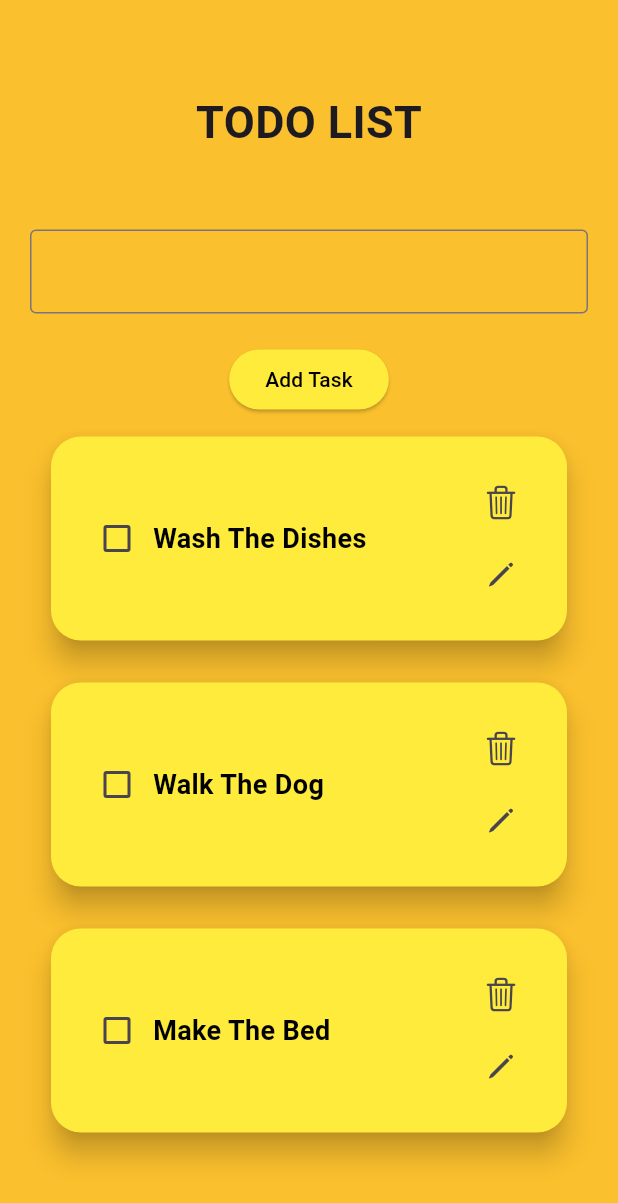
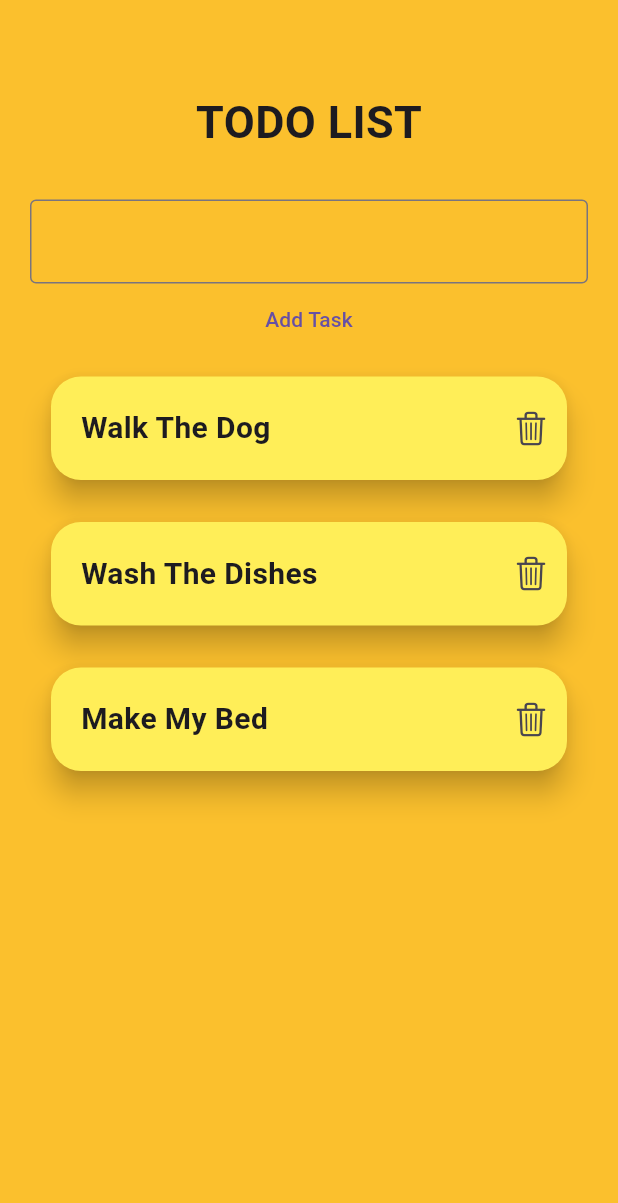
Before and after one commit to YOU-CANT-GUARD-ME/Flutter-Study, a Flutter app: the Settingspage screen opened directly, on a phone screen of 412 x 824 dp. Shown: the top 1203 px of the screen. Run offline on Flutter 3.47's test engine with Material 3 defaults, Android fonts, the phone set to English and light mode, and no system bars.

Commit message:
working on better todo app

```diff
--- a/lib/main.dart
+++ b/lib/main.dart
@@ -10,6 +10,10 @@ class MyApp extends StatelessWidget {
 
   @override
   Widget build(BuildContext context) {
-    return MaterialApp(home: Homepage());
+    return MaterialApp(
+      debugShowCheckedModeBanner: false,
+      home: Homepage(),
+      theme: ThemeData(primarySwatch: Colors.yellow),
+    );
   }
 }
--- a/lib/pages/settingspage.dart
+++ b/lib/pages/settingspage.dart
@@ -1,6 +1,8 @@
 import 'package:flutter/cupertino.dart';
 import 'package:flutter/material.dart';
-import 'package:study4/models/todo.dart';
+
+
+
 
 class Settingspage extends StatefulWidget {
   const Settingspage({super.key});
@@ -11,11 +13,10 @@ class Settingspage extends StatefulWidget {
 
 class _SettingspageState extends State<Settingspage> {
   TextEditingController todoController = TextEditingController();
-  int? editingIndex;
-  List<Todo> todos = [
-    Todo(title:  "Wash The Dishes"),
-    Todo(title: "Walk The Dog"),
-    Todo(title: "Make The Bed"),
+  List<String> todos = [
+    "Walk The Dog",
+    "Wash The Dishes",
+    "Make My Bed",
   ];
 
   @override
@@ -32,15 +33,17 @@ class _SettingspageState extends State<Settingspage> {
         padding: EdgeInsetsGeometry.only(top: 60),
         child: Column(
           children: [
-            Text(
+            Center(
+              child: Text(
                 "TODO LIST",
                 style: TextStyle(
-                fontSize: 30,
-                fontWeight: FontWeight.bold
+                  fontSize:  30,
+                  fontWeight: FontWeight.bold,
+                ),
               ),
             ),
 
-            SizedBox(height: 50),
+            SizedBox(height: 30),
 
             Padding(
               padding: EdgeInsetsGeometry.symmetric(
@@ -50,41 +53,20 @@ class _SettingspageState extends State<Settingspage> {
               child: TextField(
                 controller: todoController,
                 decoration: InputDecoration(
-                  border: OutlineInputBorder(
-                    borderSide: BorderSide(
-                      color: Colors.yellow,
-                      width: 2,
-                    )
-                  ),
-                  focusedBorder: OutlineInputBorder(
-                    borderSide: BorderSide(
-                      color: Colors.yellow[800]!,
-                      width: 2,
-                    )
-                  )
+                  border: OutlineInputBorder(),
                 ),
               ),
             ),
 
-            SizedBox(height: 20),
-
-            ElevatedButton(
+            TextButton(
               onPressed: () {
                 if (todoController.text.trim().isNotEmpty) {
                   setState(() {
-                    todos.add(
-                      Todo(
-                        title: todoController.text.trim(),
-                      ),
-                    );
+                    todos.add(todoController.text.trim());
+                    todoController.clear();
                   });
                 }
-                todoController.clear();
               },
-              style: ElevatedButton.styleFrom(
-                backgroundColor: Colors.yellow,
-                foregroundColor: Colors.black,
-              ),
               child: Text("Add Task"),
             ),
 
@@ -98,48 +80,26 @@ class _SettingspageState extends State<Settingspage> {
                       vertical: 10,
                     ),
                     child: Card(
-                      color: Colors.yellow,
+                      color: Colors.yellow[400],
                       elevation: 8,
                       shape: RoundedRectangleBorder(
                         borderRadius: BorderRadiusGeometry.circular(20),
                       ),
+                      child: Row(
+                        children: [
+                          Expanded(
                             child: Padding(
                               padding: EdgeInsetsGeometry.all(20),
-                        child: Row(
-                          children: [
-                            Checkbox(
-                              value: todos[index].isCompleted,
-                              onChanged: (value) {
-                                setState(() {
-                                  todos[index].isCompleted = value!;
-                                });
-                              },
-                              fillColor: WidgetStateProperty.resolveWith<Color>((states) {
-                                if (states.contains(WidgetState.selected)) {
-                                  return Colors.yellow[700]!;
-                                }
-                                return Colors.yellow;
-                              }),
+                              child: Text(
+                                todos[index],
+                                style: TextStyle(
+                                  fontSize: 20,
+                                  fontWeight: FontWeight.bold,
                                 ),
-
-                            Expanded(
-                              child: Text(
-                                todos[index].title,
-                                style: TextStyle(
-                                  fontSize: 18,
-                                  fontWeight: FontWeight.bold,
-                                  color: todos[index].isCompleted
-                                        ? Colors.grey
-                                        : Colors.black,
-                                  decoration: todos[index].isCompleted
-                                      ? TextDecoration.lineThrough
-                                      : TextDecoration.none,
                               ),
                             ),
                           ),
 
-                            Column(
-                              children: [
                           IconButton(
                             onPressed: () {
                               setState(() {
@@ -147,35 +107,8 @@ class _SettingspageState extends State<Settingspage> {
                               });
                             },
                             icon: Icon(CupertinoIcons.trash),
-                                ),
-
-                                IconButton(
-                                  onPressed: () {
-                                    if (editingIndex == index) {
-                                      if (todoController.text.trim().isNotEmpty) {
-                                        setState(() {
-                                          todos[index].title = todoController.text.trim();
-                                          editingIndex = null;
-                                          todoController.clear();
-                                        });
-                                      }
-                                    } else {
-                                      setState(() {
-                                        editingIndex = index;
-                                        todoController.text = todos[index].title;
-                                      });
-                                    }
-                                  },
-                                  icon: Icon(
-                                    editingIndex == index
-                                        ? CupertinoIcons.check_mark
-                                        : CupertinoIcons.pen,
-                                  ),
-                                ),
+                          )
                         ],
-                            ),
-                          ],
-                        ),
                       ),
                     ),
                   );
```
Also changed, not shown: lib/models/todo.dart (+15 -0 lines), lib/pages/homepage.dart (+20 -34 lines), lib/services/todo_service.dart (added, +15 -0 lines), lib/util/todo_tile.dart (added, +37 -0 lines). Lines whose indentation alone changed are shown as unchanged.
